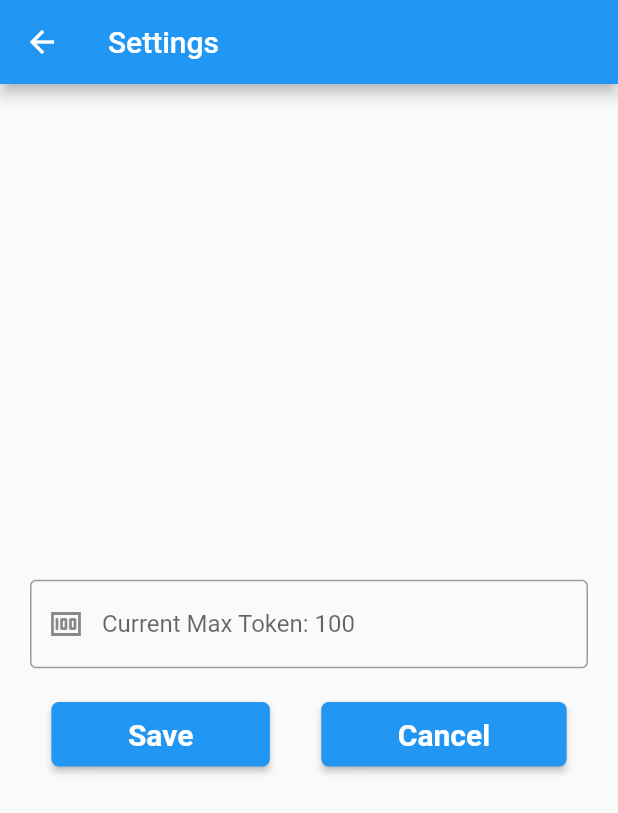
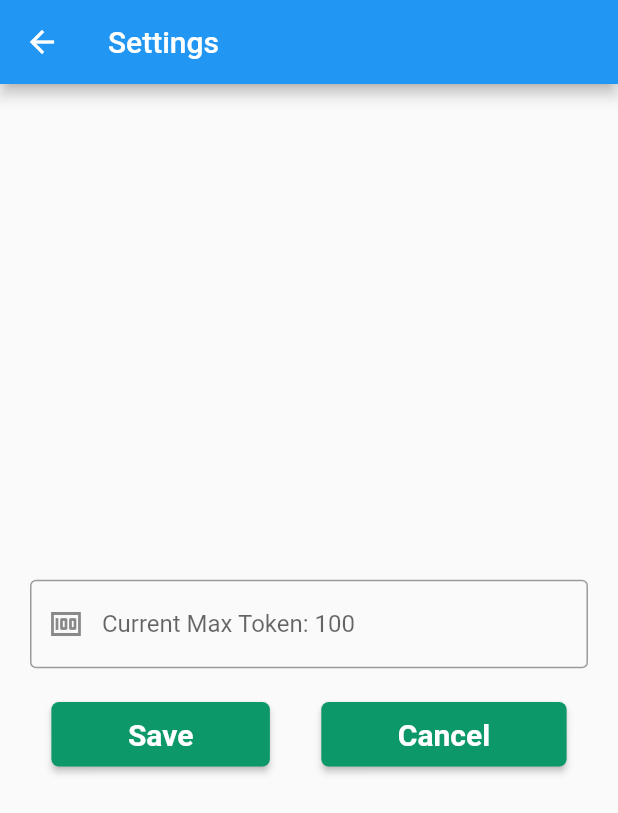
Before and after one commit to ahmedhmmad/chatgpt-flutter, a Flutter app: the SettingsScreen screen opened directly, on a phone screen of 412 x 824 dp. Shown: the top 813 px of the screen. Run offline on Flutter 3.47's test engine with Material 2 defaults, Android fonts, the phone set to English and light mode, and no system bars; our stand-ins replace animated_text_kit, flutter_spinkit, shared_preferences, webview_flutter; accounts and stored records are empty.

Commit message:
button colors

```diff
--- a/lib/screens/settings_screen.dart
+++ b/lib/screens/settings_screen.dart
@@ -1,6 +1,8 @@
 import 'package:chatgptapp/providers/token_provider.dart';
 import 'package:flutter/material.dart';
 import 'package:provider/provider.dart';
+
+import '../constants/constants.dart';
 
 class SettingsScreen extends StatelessWidget {
   const SettingsScreen({super.key});
@@ -33,7 +35,7 @@ class SettingsScreen extends StatelessWidget {
                   MaterialButton(
                     shape: RoundedRectangleBorder(
                         borderRadius: BorderRadius.circular(5)),
-                    color: Colors.blue,
+                    color: scaffoldBgColor,
                     onPressed: () {
                       tokenProvider
                           .setToken(int.parse(tokenController.text.toString()));
@@ -53,7 +55,7 @@ class SettingsScreen extends StatelessWidget {
                   MaterialButton(
                     shape: RoundedRectangleBorder(
                         borderRadius: BorderRadius.circular(5)),
-                    color: Colors.blue,
+                    color: scaffoldBgColor,
                     onPressed: () {
                       //return the previous screen
                       Navigator.pop(context);
```
